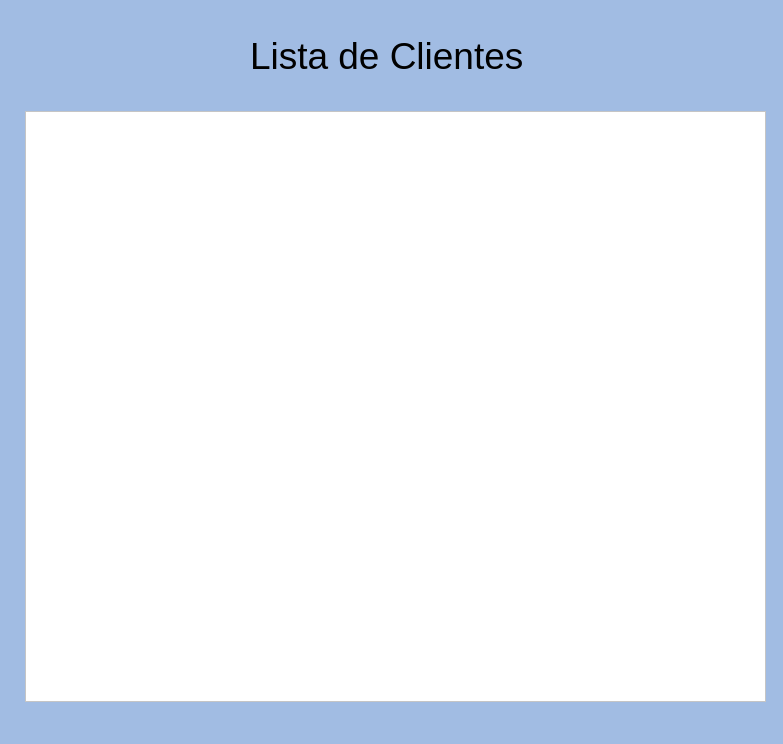
Old version of the form SYSTEM CONTROL/PrototipoListaClientes.ui in the repository victorkok/OPE-Oficina-Mecanica.
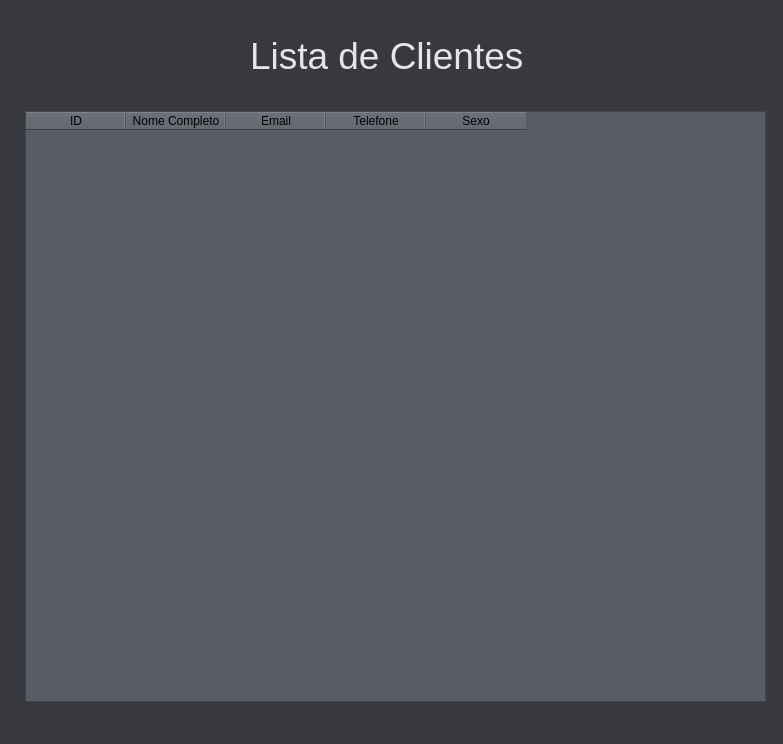
New version of the form.

What changed in the file:
```diff
--- a/SYSTEM CONTROL/PrototipoListaClientes.ui
+++ b/SYSTEM CONTROL/PrototipoListaClientes.ui
@@ -14,7 +14,8 @@
    <string>MainWindow</string>
   </property>
   <property name="styleSheet">
-   <string notr="true">background-color: rgb(161, 188, 227);</string>
+   <string notr="true">background-color : rgb(55, 57, 63);
+color: rgb(229, 229, 229);</string>
   </property>
   <widget class="QWidget" name="centralwidget">
    <widget class="QLabel" name="label">
@@ -50,8 +51,90 @@
      </font>
     </property>
     <property name="styleSheet">
-     <string notr="true">background-color: rgb(255, 255, 255);</string>
+     <string notr="true">background-color: rgb(88, 92, 102);</string>
     </property>
+    <attribute name="horizontalHeaderVisible">
+     <bool>true</bool>
+    </attribute>
+    <attribute name="horizontalHeaderCascadingSectionResizes">
+     <bool>false</bool>
+    </attribute>
+    <attribute name="verticalHeaderVisible">
+     <bool>false</bool>
+    </attribute>
+    <attribute name="verticalHeaderCascadingSectionResizes">
+     <bool>false</bool>
+    </attribute>
+    <column>
+     <property name="text">
+      <string>ID</string>
+     </property>
+     <property name="foreground">
+      <brush brushstyle="SolidPattern">
+       <color alpha="255">
+        <red>0</red>
+        <green>0</green>
+        <blue>0</blue>
+       </color>
+      </brush>
+     </property>
+    </column>
+    <column>
+     <property name="text">
+      <string>Nome Completo</string>
+     </property>
+     <property name="foreground">
+      <brush brushstyle="SolidPattern">
+       <color alpha="255">
+        <red>0</red>
+        <green>0</green>
+        <blue>0</blue>
+       </color>
+      </brush>
+     </property>
+    </column>
+    <column>
+     <property name="text">
+      <string>Email</string>
+     </property>
+     <property name="foreground">
+      <brush brushstyle="SolidPattern">
+       <color alpha="255">
+        <red>0</red>
+        <green>0</green>
+        <blue>0</blue>
+       </color>
+      </brush>
+     </property>
+    </column>
+    <column>
+     <property name="text">
+      <string>Telefone</string>
+     </property>
+     <property name="foreground">
+      <brush brushstyle="SolidPattern">
+       <color alpha="255">
+        <red>0</red>
+        <green>0</green>
+        <blue>0</blue>
+       </color>
+      </brush>
+     </property>
+    </column>
+    <column>
+     <property name="text">
+      <string>Sexo</string>
+     </property>
+     <property name="foreground">
+      <brush brushstyle="SolidPattern">
+       <color alpha="255">
+        <red>0</red>
+        <green>0</green>
+        <blue>0</blue>
+       </color>
+      </brush>
+     </property>
+    </column>
    </widget>
   </widget>
   <widget class="QMenuBar" name="menubar">
```
